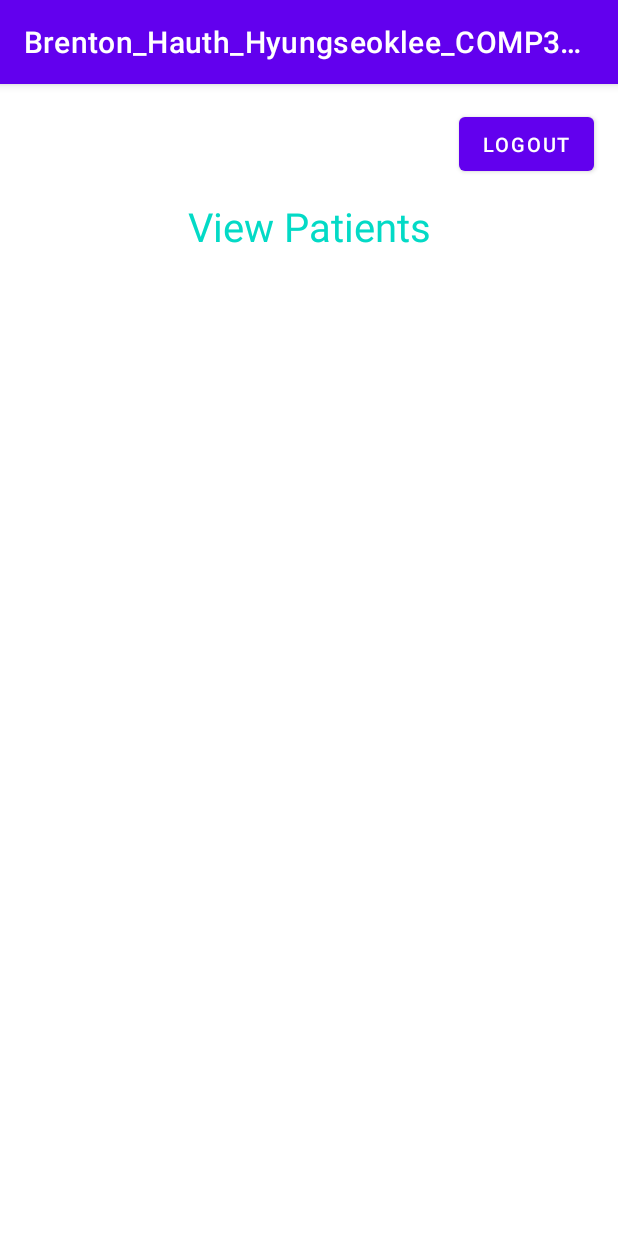
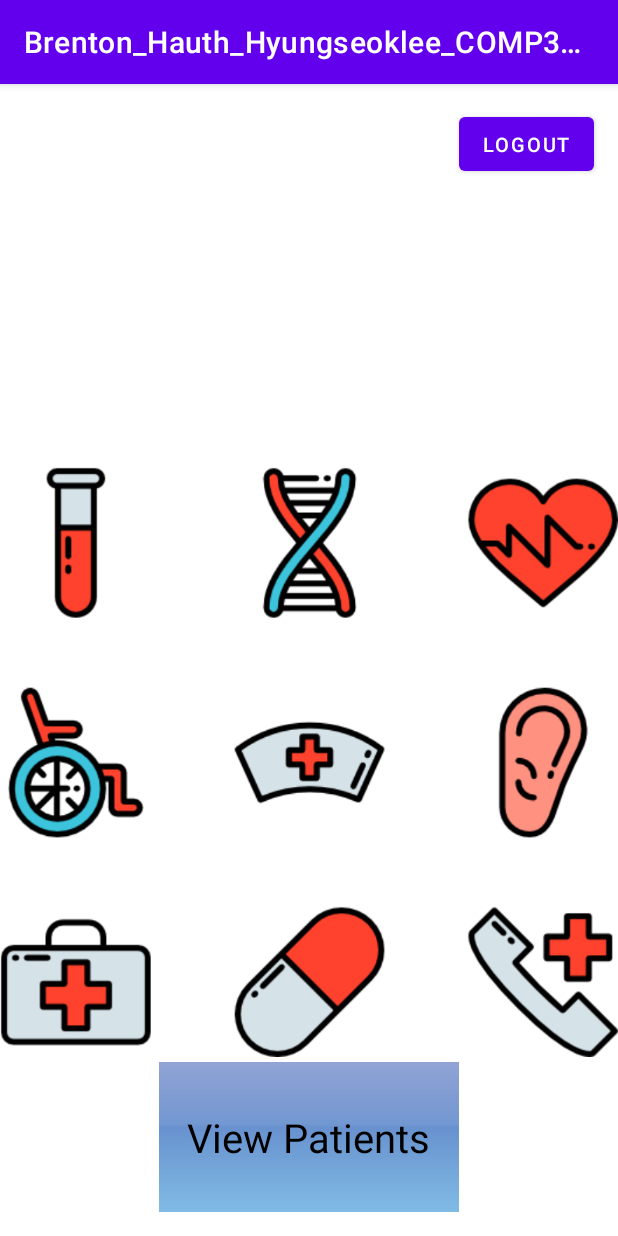
Before and after one commit to HyungseokLeee/COMP304_Lab04, an Android app: the MainActivity screen opened directly, with no data from a screen before it, on a phone screen of 412 x 824 dp. Run offline under Robolectric (Android 15) with nearby library versions, the phone set to English and light mode, and no system bars; our stand-ins replace Room's generated code.

Commit message:
Added logo and revised designs in loginActivity and mainActivity

```diff
--- a/app/src/main/java/com/example/brenton_hauth_hyungseoklee_comp304lab4_ex1/MainActivity.java
+++ b/app/src/main/java/com/example/brenton_hauth_hyungseoklee_comp304lab4_ex1/MainActivity.java
@@ -53,7 +53,7 @@ public class MainActivity extends AppCompatActivity {
 
         int id = v.getId();
         // Switch case shows shows warning
-        if (id == R.id.mainPatientsTextView) {
+        if (id == R.id.PatientViewButton) {
             activity = PatientActivity.class;
         // } else if () {
         }
--- a/app/src/main/res/layout/activity_login.xml
+++ b/app/src/main/res/layout/activity_login.xml
@@ -52,5 +52,14 @@
         android:layout_width="match_parent"
         android:layout_height="wrap_content" />
 
+    <ImageView
+        android:id="@+id/ApplicationLogo"
+        android:layout_width="match_parent"
+        android:layout_height="591dp"
+        app:layout_constraintBottom_toBottomOf="parent"
+        app:layout_constraintEnd_toEndOf="parent"
+        app:layout_constraintStart_toStartOf="parent"
+        app:srcCompat="@drawable/nursing_logo" />
+
 
 </androidx.constraintlayout.widget.ConstraintLayout>
--- a/app/src/main/res/layout/activity_main.xml
+++ b/app/src/main/res/layout/activity_main.xml
@@ -10,24 +10,12 @@
         android:id="@+id/mainWelcomeTextView"
         android:layout_width="wrap_content"
         android:layout_height="wrap_content"
-        android:layout_marginTop="16dp"
+        android:layout_marginTop="50dp"
         android:textSize="15pt"
+        android:textStyle="bold"
         app:layout_constraintLeft_toLeftOf="parent"
         app:layout_constraintRight_toRightOf="parent"
         app:layout_constraintTop_toTopOf="parent" />
-
-    <TextView
-        android:id="@+id/mainPatientsTextView"
-        android:layout_width="wrap_content"
-        android:layout_height="wrap_content"
-        android:layout_marginTop="16dp"
-        android:onClick="onNavigationItemClick"
-        android:text="@string/view_patients"
-        android:textColor="@color/design_default_color_secondary"
-        android:textSize="12pt"
-        app:layout_constraintLeft_toLeftOf="parent"
-        app:layout_constraintRight_toRightOf="parent"
-        app:layout_constraintTop_toBottomOf="@id/mainWelcomeTextView" />
 
     <Button
         android:id="@+id/mainLogoutButton"
@@ -39,7 +27,42 @@
         android:text="@string/logout"
         android:textSize="6pt"
         app:layout_constraintEnd_toEndOf="parent"
-        app:layout_constraintLeft_toRightOf="@id/mainWelcomeTextView"
         app:layout_constraintTop_toTopOf="parent" />
 
+    <ImageButton
+        android:id="@+id/PatientViewButton"
+        android:layout_width="200dp"
+        android:layout_height="100dp"
+        android:layout_marginBottom="16dp"
+        android:onClick="onNavigationItemClick"
+        app:layout_constraintBottom_toBottomOf="parent"
+        app:layout_constraintEnd_toEndOf="parent"
+        app:layout_constraintStart_toStartOf="parent"
+        app:srcCompat="@drawable/button_img" />
+
+    <TextView
+        android:id="@+id/ButtonTextView"
+        android:layout_width="wrap_content"
+        android:layout_height="wrap_content"
+        android:text="@string/view_patients"
+        android:textColor="@color/black"
+        android:textColorHighlight="#0C0C0C"
+        android:textColorLink="#0C0C0C"
+        android:textSize="12pt"
+        app:layout_constraintBottom_toBottomOf="@+id/PatientViewButton"
+        app:layout_constraintEnd_toEndOf="@+id/PatientViewButton"
+        app:layout_constraintHorizontal_bias="0.497"
+        app:layout_constraintStart_toStartOf="@+id/PatientViewButton"
+        app:layout_constraintTop_toTopOf="@+id/PatientViewButton" />
+
+    <ImageView
+        android:id="@+id/ApplicationLogo"
+        android:layout_width="match_parent"
+        android:layout_height="400dp"
+        app:layout_constraintBottom_toTopOf="@+id/PatientViewButton"
+        app:layout_constraintEnd_toEndOf="parent"
+        app:layout_constraintHorizontal_bias="0.0"
+        app:layout_constraintStart_toStartOf="parent"
+        app:srcCompat="@drawable/nursing_logo" />
+
 </androidx.constraintlayout.widget.ConstraintLayout>
```
Also changed, not shown: app/src/main/res/drawable-v24/button_img.png (added), app/src/main/res/drawable-v24/nursing_logo.png (added).
